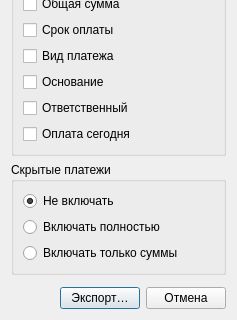
The window that designer/ui/exportdialog.ui (Aleee/FinanceCalender) describes before a commit, drawn with Qt 5; both pictures show x 0 to 237 and y 150 to 470 of the 237 by 470 pixel window.
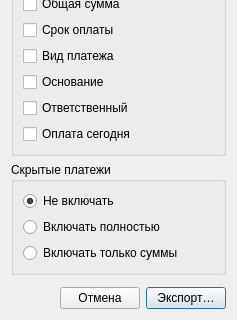
The same window after the commit.

Commit message: fix: dialog buttons unification

```diff
--- a/designer/ui/exportdialog.ui
+++ b/designer/ui/exportdialog.ui
@@ -196,6 +196,13 @@
        </property>
       </spacer>
      </item>
+     <item>
+      <widget class="QPushButton" name="pb_cancel">
+       <property name="text">
+        <string>Отмена</string>
+       </property>
+      </widget>
+     </item>
      <item>
       <widget class="QPushButton" name="pb_export">
        <property name="text">
@@ -206,13 +213,6 @@
        </property>
       </widget>
      </item>
-     <item>
-      <widget class="QPushButton" name="pb_cancel">
-       <property name="text">
-        <string>Отмена</string>
-       </property>
-      </widget>
-     </item>
     </layout>
    </item>
   </layout>
```
The commit also changes 17 other files.
